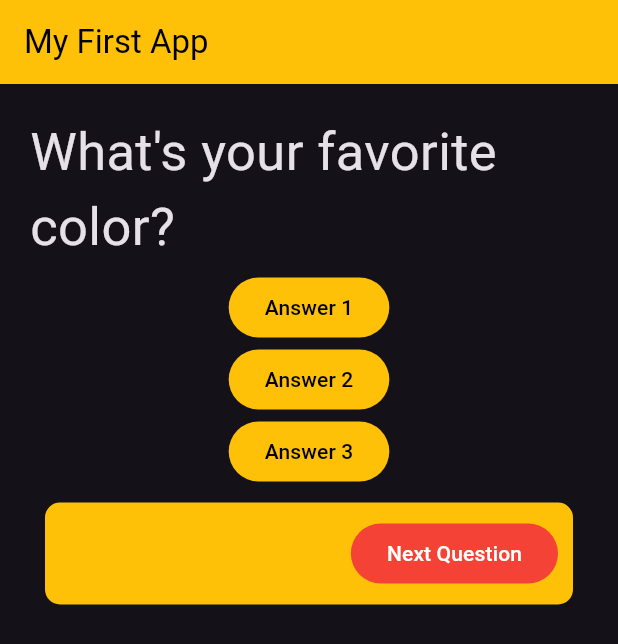
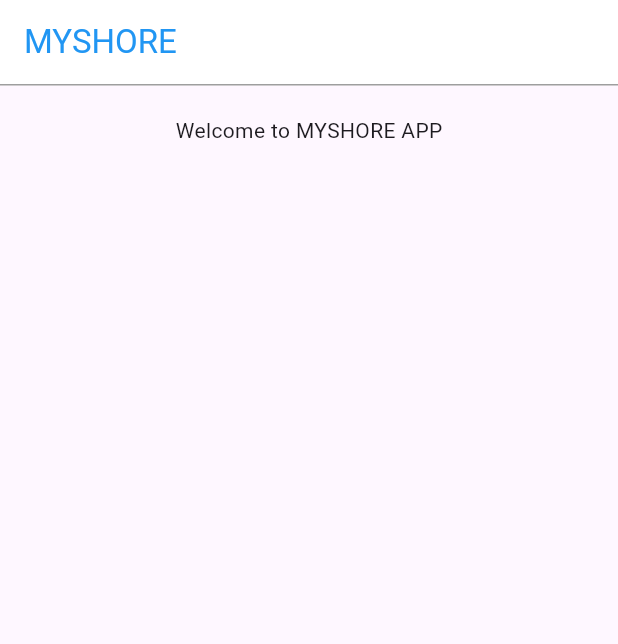
Before and after one commit to namjameseu/flutter-sample-app, a Flutter app: the screen it shows after launch, on a phone screen of 412 x 824 dp. Shown: the top 644 px of the screen. Run offline on Flutter 3.47's test engine with Material 3 defaults, Android fonts, the phone set to English and light mode, and no system bars.

Commit message:
Welcome to MYSHORE

```diff
--- a/lib/main.dart
+++ b/lib/main.dart
@@ -21,79 +21,32 @@ class MyApp extends StatelessWidget {
     ];
     return MaterialApp(
       debugShowCheckedModeBanner: false,
-      theme: ThemeData.dark(),
+      theme: ThemeData.light(),
       home: Scaffold(
         appBar: AppBar(
           title: const Text(
-            'My First App',
-            style: TextStyle(color: Colors.black),
+            'MYSHORE',
+            style: TextStyle(color: Colors.blue),
           ),
-          backgroundColor: Colors.amber,
+          backgroundColor: Colors.white,
+          bottom: PreferredSize(preferredSize:  const Size.fromHeight(1.0),
+          child: Container(
+            decoration: const BoxDecoration(border: Border(
+              bottom: BorderSide(
+                color: Colors.grey,
+                width: 1.0
+              )
+            )),
+          ),),
         ),
         body: Center(
           child: Container(
             width: double.infinity,
             margin: const EdgeInsets.all(10),
             padding: const EdgeInsets.all(10),
-            child: Column(
+            child: const Column(
               children: [
-                Text(
-                  questions[questionIndex],
-                  style: const TextStyle(fontSize: 35),
-                ),
-                const SizedBox(height: 5),
-                // Add a SizedBox to create space
-
-                FilledButton(
-                  onPressed: answerQuestion,
-                  style: ButtonStyle(
-                    backgroundColor: MaterialStateProperty.all(Colors.amber),
-                  ),
-                  child: const Text(
-                    'Answer 1',
-                    style: TextStyle(color: Colors.black),
-                  ),
-                ),
-                FilledButton(
-                  onPressed: answerQuestion,
-                  style: ButtonStyle(
-                    backgroundColor: MaterialStateProperty.all(Colors.amber),
-                  ),
-                  child: const Text('Answer 2',
-                      style: TextStyle(color: Colors.black)),
-                ),
-                FilledButton(
-                  onPressed: answerQuestion,
-                  style: ButtonStyle(
-                    backgroundColor: MaterialStateProperty.all(Colors.amber),
-                  ),
-                  child: const Text('Answer 3',
-                      style: TextStyle(color: Colors.black)),
-                ),
-                Column(
-                  children: [
-                     Container(
-                  alignment: Alignment.centerRight,
-                  width: double.infinity,
-                  margin: const EdgeInsets.all(10),
-                  padding: const EdgeInsets.all(10),
-                  decoration: BoxDecoration(
-                    color: Colors.amber,
-                    borderRadius: BorderRadius.circular(10),
-                  ),
-                  child: const FilledButton(
-                    onPressed: null,
-                    style: ButtonStyle(
-                        backgroundColor: MaterialStatePropertyAll(Colors.red)),
-                    child: Text(
-                      'Next Question',
-                      style: TextStyle(color: Colors.white),
-                    ),
-                  ),
-                ),
-
-                  ],
-                )
+                Text('Welcome to MYSHORE APP')
               ],
             ),
           ),
```
